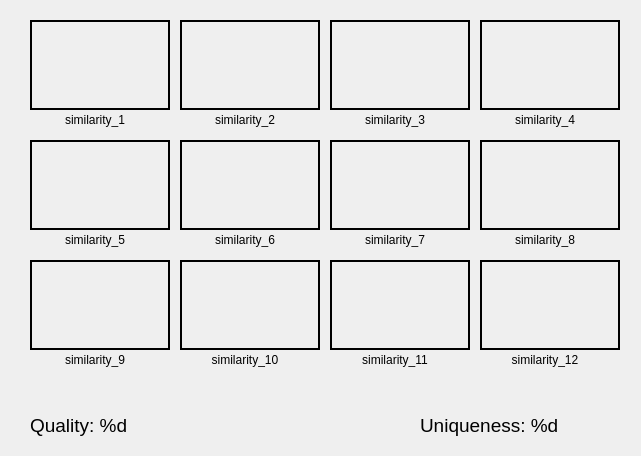
Qt form display/setdisplay.ui (phecy/ImageSorter) before a commit.
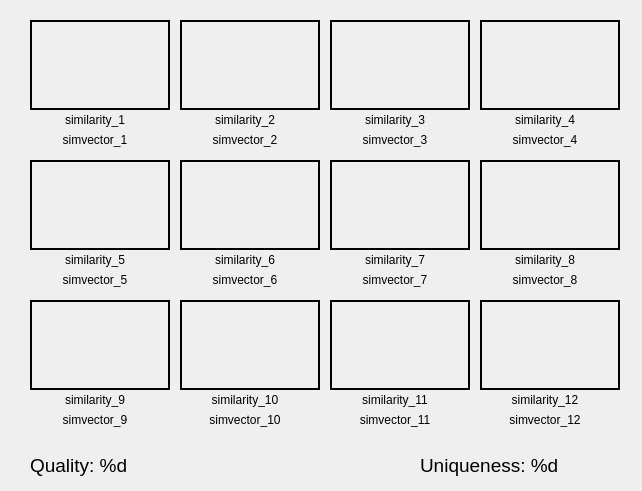
The same form after that commit.

Patch:
```diff
--- a/display/setdisplay.ui
+++ b/display/setdisplay.ui
@@ -6,8 +6,8 @@
    <rect>
     <x>0</x>
     <y>0</y>
-    <width>641</width>
-    <height>456</height>
+    <width>642</width>
+    <height>491</height>
    </rect>
   </property>
   <property name="windowTitle">
@@ -20,7 +20,7 @@
    <property name="geometry">
     <rect>
      <x>330</x>
-     <y>260</y>
+     <y>300</y>
      <width>140</width>
      <height>90</height>
     </rect>
@@ -33,7 +33,7 @@
    <property name="geometry">
     <rect>
      <x>180</x>
-     <y>260</y>
+     <y>300</y>
      <width>140</width>
      <height>90</height>
     </rect>
@@ -65,7 +65,7 @@
    <property name="geometry">
     <rect>
      <x>180</x>
-     <y>140</y>
+     <y>160</y>
      <width>140</width>
      <height>90</height>
     </rect>
@@ -78,7 +78,7 @@
    <property name="geometry">
     <rect>
      <x>30</x>
-     <y>260</y>
+     <y>300</y>
      <width>140</width>
      <height>90</height>
     </rect>
@@ -104,7 +104,7 @@
    <property name="geometry">
     <rect>
      <x>480</x>
-     <y>260</y>
+     <y>300</y>
      <width>140</width>
      <height>90</height>
     </rect>
@@ -117,7 +117,7 @@
    <property name="geometry">
     <rect>
      <x>330</x>
-     <y>140</y>
+     <y>160</y>
      <width>140</width>
      <height>90</height>
     </rect>
@@ -143,7 +143,7 @@
    <property name="geometry">
     <rect>
      <x>480</x>
-     <y>140</y>
+     <y>160</y>
      <width>140</width>
      <height>90</height>
     </rect>
@@ -169,7 +169,7 @@
    <property name="geometry">
     <rect>
      <x>30</x>
-     <y>140</y>
+     <y>160</y>
      <width>140</width>
      <height>90</height>
     </rect>
@@ -182,7 +182,7 @@
    <property name="geometry">
     <rect>
      <x>30</x>
-     <y>410</y>
+     <y>450</y>
      <width>151</width>
      <height>31</height>
     </rect>
@@ -200,7 +200,7 @@
    <property name="geometry">
     <rect>
      <x>420</x>
-     <y>410</y>
+     <y>450</y>
      <width>191</width>
      <height>31</height>
     </rect>
@@ -282,7 +282,7 @@
    <property name="geometry">
     <rect>
      <x>30</x>
-     <y>230</y>
+     <y>250</y>
      <width>130</width>
      <height>20</height>
     </rect>
@@ -298,7 +298,7 @@
    <property name="geometry">
     <rect>
      <x>330</x>
-     <y>230</y>
+     <y>250</y>
      <width>130</width>
      <height>20</height>
     </rect>
@@ -314,7 +314,7 @@
    <property name="geometry">
     <rect>
      <x>180</x>
-     <y>230</y>
+     <y>250</y>
      <width>130</width>
      <height>20</height>
     </rect>
@@ -330,7 +330,7 @@
    <property name="geometry">
     <rect>
      <x>480</x>
-     <y>230</y>
+     <y>250</y>
      <width>130</width>
      <height>20</height>
     </rect>
@@ -346,7 +346,7 @@
    <property name="geometry">
     <rect>
      <x>30</x>
-     <y>350</y>
+     <y>390</y>
      <width>130</width>
      <height>20</height>
     </rect>
@@ -362,7 +362,7 @@
    <property name="geometry">
     <rect>
      <x>480</x>
-     <y>350</y>
+     <y>390</y>
      <width>130</width>
      <height>20</height>
     </rect>
@@ -378,7 +378,7 @@
    <property name="geometry">
     <rect>
      <x>330</x>
-     <y>350</y>
+     <y>390</y>
      <width>130</width>
      <height>20</height>
     </rect>
@@ -394,7 +394,7 @@
    <property name="geometry">
     <rect>
      <x>180</x>
-     <y>350</y>
+     <y>390</y>
      <width>130</width>
      <height>20</height>
     </rect>
@@ -406,6 +406,198 @@
     <set>Qt::AlignCenter</set>
    </property>
   </widget>
+  <widget class="QLabel" name="simvector_1">
+   <property name="geometry">
+    <rect>
+     <x>30</x>
+     <y>130</y>
+     <width>130</width>
+     <height>20</height>
+    </rect>
+   </property>
+   <property name="text">
+    <string>simvector_1</string>
+   </property>
+   <property name="alignment">
+    <set>Qt::AlignCenter</set>
+   </property>
+  </widget>
+  <widget class="QLabel" name="simvector_2">
+   <property name="geometry">
+    <rect>
+     <x>180</x>
+     <y>130</y>
+     <width>130</width>
+     <height>20</height>
+    </rect>
+   </property>
+   <property name="text">
+    <string>simvector_2</string>
+   </property>
+   <property name="alignment">
+    <set>Qt::AlignCenter</set>
+   </property>
+  </widget>
+  <widget class="QLabel" name="simvector_3">
+   <property name="geometry">
+    <rect>
+     <x>330</x>
+     <y>130</y>
+     <width>130</width>
+     <height>20</height>
+    </rect>
+   </property>
+   <property name="text">
+    <string>simvector_3</string>
+   </property>
+   <property name="alignment">
+    <set>Qt::AlignCenter</set>
+   </property>
+  </widget>
+  <widget class="QLabel" name="simvector_4">
+   <property name="geometry">
+    <rect>
+     <x>480</x>
+     <y>130</y>
+     <width>130</width>
+     <height>20</height>
+    </rect>
+   </property>
+   <property name="text">
+    <string>simvector_4</string>
+   </property>
+   <property name="alignment">
+    <set>Qt::AlignCenter</set>
+   </property>
+  </widget>
+  <widget class="QLabel" name="simvector_8">
+   <property name="geometry">
+    <rect>
+     <x>480</x>
+     <y>270</y>
+     <width>130</width>
+     <height>20</height>
+    </rect>
+   </property>
+   <property name="text">
+    <string>simvector_8</string>
+   </property>
+   <property name="alignment">
+    <set>Qt::AlignCenter</set>
+   </property>
+  </widget>
+  <widget class="QLabel" name="simvector_6">
+   <property name="geometry">
+    <rect>
+     <x>180</x>
+     <y>270</y>
+     <width>130</width>
+     <height>20</height>
+    </rect>
+   </property>
+   <property name="text">
+    <string>simvector_6</string>
+   </property>
+   <property name="alignment">
+    <set>Qt::AlignCenter</set>
+   </property>
+  </widget>
+  <widget class="QLabel" name="simvector_5">
+   <property name="geometry">
+    <rect>
+     <x>30</x>
+     <y>270</y>
+     <width>130</width>
+     <height>20</height>
+    </rect>
+   </property>
+   <property name="text">
+    <string>simvector_5</string>
+   </property>
+   <property name="alignment">
+    <set>Qt::AlignCenter</set>
+   </property>
+  </widget>
+  <widget class="QLabel" name="simvector_7">
+   <property name="geometry">
+    <rect>
+     <x>330</x>
+     <y>270</y>
+     <width>130</width>
+     <height>20</height>
+    </rect>
+   </property>
+   <property name="text">
+    <string>simvector_7</string>
+   </property>
+   <property name="alignment">
+    <set>Qt::AlignCenter</set>
+   </property>
+  </widget>
+  <widget class="QLabel" name="simvector_9">
+   <property name="geometry">
+    <rect>
+     <x>30</x>
+     <y>410</y>
+     <width>130</width>
+     <height>20</height>
+    </rect>
+   </property>
+   <property name="text">
+    <string>simvector_9</string>
+   </property>
+   <property name="alignment">
+    <set>Qt::AlignCenter</set>
+   </property>
+  </widget>
+  <widget class="QLabel" name="simvector_11">
+   <property name="geometry">
+    <rect>
+     <x>330</x>
+     <y>410</y>
+     <width>130</width>
+     <height>20</height>
+    </rect>
+   </property>
+   <property name="text">
+    <string>simvector_11</string>
+   </property>
+   <property name="alignment">
+    <set>Qt::AlignCenter</set>
+   </property>
+  </widget>
+  <widget class="QLabel" name="simvector_10">
+   <property name="geometry">
+    <rect>
+     <x>180</x>
+     <y>410</y>
+     <width>130</width>
+     <height>20</height>
+    </rect>
+   </property>
+   <property name="text">
+    <string>simvector_10</string>
+   </property>
+   <property name="alignment">
+    <set>Qt::AlignCenter</set>
+   </property>
+  </widget>
+  <widget class="QLabel" name="simvector_12">
+   <property name="geometry">
+    <rect>
+     <x>480</x>
+     <y>410</y>
+     <width>130</width>
+     <height>20</height>
+    </rect>
+   </property>
+   <property name="text">
+    <string>simvector_12</string>
+   </property>
+   <property name="alignment">
+    <set>Qt::AlignCenter</set>
+   </property>
+  </widget>
  </widget>
  <resources/>
  <connections/>
```
